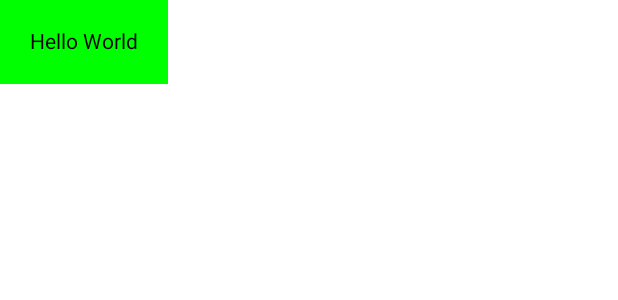
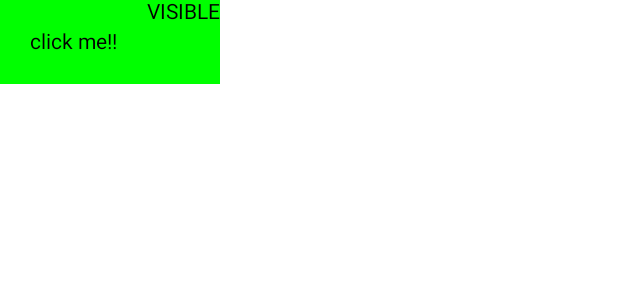
Before and after one commit to pjshin3/clean_kotlin_mvvm_android, an Android app built with Jetpack Compose: the @Preview function HelloWorldText, on a phone screen of 412 x 824 dp. Shown: the top 300 px of the screen. Run offline under Robolectric (Android 15) with nearby library versions, the phone set to English and light mode, and no system bars.

Commit message:
compose modifier visible sample code add

```diff
--- a/app/src/main/java/com/example/clean_kotlin_mvvm/MainActivity.kt
+++ b/app/src/main/java/com/example/clean_kotlin_mvvm/MainActivity.kt
@@ -12,6 +12,7 @@ class MainActivity : ComponentActivity() {
         setContent {
             MaterialTheme {
                 HelloWorldText()
+
             }
         }
     }
--- a/app/src/main/java/com/example/clean_kotlin_mvvm/view/MainView.kt
+++ b/app/src/main/java/com/example/clean_kotlin_mvvm/view/MainView.kt
@@ -4,10 +4,16 @@ import androidx.compose.foundation.background
 import androidx.compose.foundation.layout.Row
 import androidx.compose.foundation.layout.fillMaxSize
 import androidx.compose.foundation.layout.padding
+import androidx.compose.foundation.text.ClickableText
+import androidx.compose.material.OutlinedTextField
 import androidx.compose.material.Text
-import androidx.compose.runtime.Composable
+import androidx.compose.runtime.*
 import androidx.compose.ui.Modifier
+import androidx.compose.ui.focus.FocusRequester
+import androidx.compose.ui.focus.focusRequester
 import androidx.compose.ui.graphics.Color
+import androidx.compose.ui.res.fontResource
+import androidx.compose.ui.text.AnnotatedString
 import androidx.compose.ui.tooling.preview.Preview
 import com.example.clean_kotlin_mvvm.R
 
@@ -15,12 +21,29 @@ import com.example.clean_kotlin_mvvm.R
 @Preview
 @Composable
 fun HelloWorldText(){
-    Row(modifier = Modifier.run {
-        fillMaxSize()
-        background(Color.Green)
-    }) {
-        Text(modifier = Modifier.run {
-            padding(Dimens.PaddingXLarge)
-        }, text = "Hello World")
+
+    var isVisible by remember { mutableStateOf(true) }
+    val focusRequest = remember { FocusRequester() }
+        Row(modifier = Modifier.run {
+            fillMaxSize()
+            background(Color.Green)
+        }) {
+
+            ClickableText(modifier = Modifier.run {
+                padding(Dimens.PaddingXLarge)
+            }, text = AnnotatedString( "click me!!"),
+                onClick = { offset ->
+                    isVisible = !isVisible
+                })
+
+
+            if (isVisible){
+                Text(modifier = Modifier.focusRequester(focusRequest),
+                    text =if (isVisible) "VISIBLE" else "INVISIBLE")
+            }
+        }
+
+    SideEffect {
+        if (isVisible) focusRequest.requestFocus()
     }
 }
```
